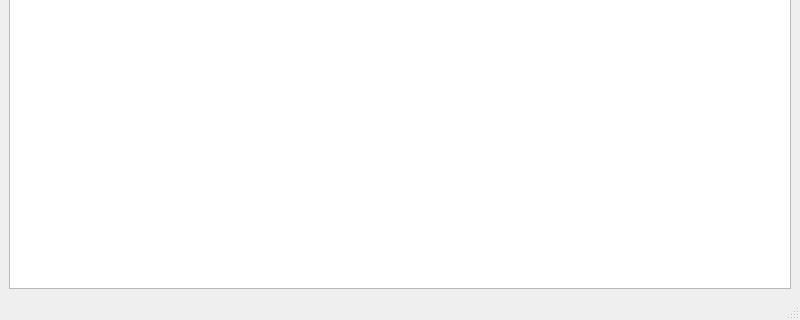
Above: src/main_window.ui from Kicer86/aquaassist before the change; both pictures show x 0 to 800 and y 280 to 600 of the 800 by 600 pixel window. Below: the same form after it.
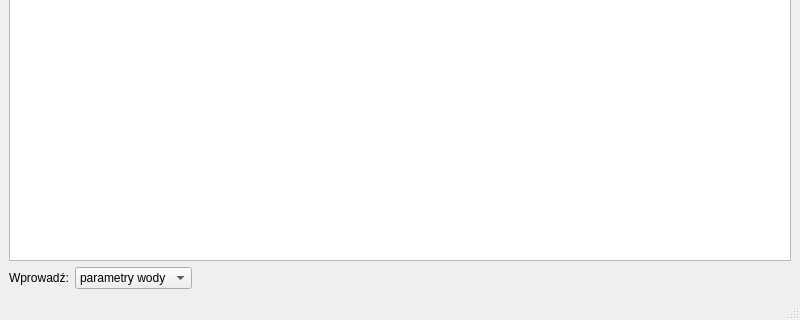
That is the form after the change.

Commit message: adding initial input prompt

```diff
--- a/src/main_window.ui
+++ b/src/main_window.ui
@@ -18,6 +18,44 @@
     <item>
      <widget class="QTableView" name="eventView"/>
     </item>
+    <item>
+     <layout class="QHBoxLayout" name="horizontalLayout">
+      <item>
+       <widget class="QLabel" name="label">
+        <property name="text">
+         <string>Wprowadź:</string>
+        </property>
+       </widget>
+      </item>
+      <item>
+       <widget class="QComboBox" name="eventComboBox">
+        <item>
+         <property name="text">
+          <string>parametry wody</string>
+         </property>
+        </item>
+        <item>
+         <property name="text">
+          <string>podmianę wody</string>
+         </property>
+        </item>
+       </widget>
+      </item>
+      <item>
+       <spacer name="horizontalSpacer">
+        <property name="orientation">
+         <enum>Qt::Horizontal</enum>
+        </property>
+        <property name="sizeHint" stdset="0">
+         <size>
+          <width>40</width>
+          <height>20</height>
+         </size>
+        </property>
+       </spacer>
+      </item>
+     </layout>
+    </item>
    </layout>
   </widget>
   <widget class="QMenuBar" name="menubar">
```
